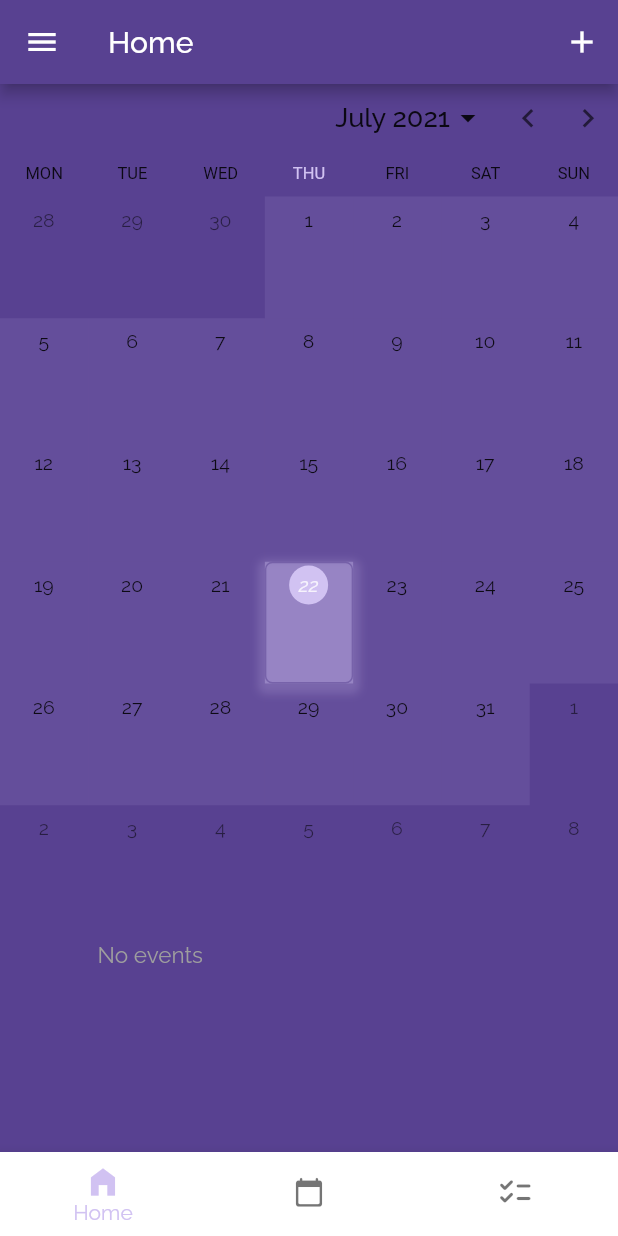
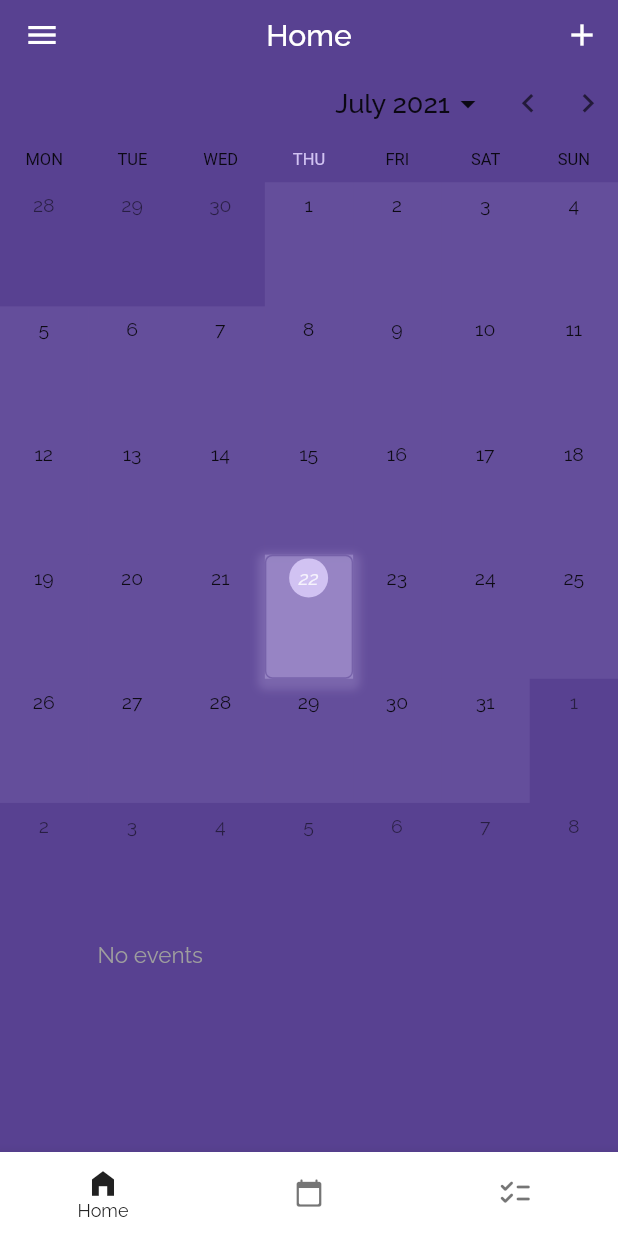
Before and after one commit to KaveenE/Orbital-SimplyMeet, a Flutter app: the TabsAllViews screen opened by its route, on a phone screen of 412 x 824 dp. Run offline on Flutter 3.47's test engine with Material 2 defaults, Android fonts, the phone set to English and light mode, and no system bars; drawn by our look-alikes of syncfusion_flutter_calendar; our stand-ins replace awesome_dialog, cloud_firestore, firebase_auth, firebase_core, flutter_colorpicker, flutter_form_builder and 7 more; missing offline and left inert: navigation_history_observer; accounts and stored records are empty; project files that could hold a hidden picture were left out.

Commit message:
Slight changes to bottomNavigationBar

```diff
--- a/simply_meet/lib/core/ui/views/add_tasks_view.dart
+++ b/simply_meet/lib/core/ui/views/add_tasks_view.dart
@@ -43,7 +43,7 @@ class _AddTaskViewState extends State<AddTaskView> {
                     GestureDetector(
                       onTap: () => Navigator.pop(context),
                       child: Icon(
-                        Icons.arrow_back_rounded,
+                        Icons.arrow_back_ios_new_rounded,
                         size: 30,
                         color: Colors.white,
                       ),
--- a/simply_meet/lib/core/ui/views/tabs_all_views.dart
+++ b/simply_meet/lib/core/ui/views/tabs_all_views.dart
@@ -55,11 +55,15 @@ class TabsAllViews extends StatelessWidget {
                 drawer: DrawerView(),
                 body: viewMappings[currIdx][TabsAllViewModel.widget],
                 bottomNavigationBar: BottomNavigationBar(
+                  iconSize: 22,
+                  selectedLabelStyle: TextStyle(fontSize: 12),
                   currentIndex: currIdx,
                   onTap: tabsAllViewModel.setIndex,
                   backgroundColor: themeProvider.themeType.backgroundColor,
                   showUnselectedLabels: false,
-                  selectedItemColor: theme(ctx).accentColor,
+                  selectedItemColor: Colors.grey.shade900,
+                  // selectedIconTheme:
+                  //     IconThemeData(color: theme(ctx).accentColor),
                   //unselectedItemColor: Colors.white,
                   items: viewMappings
                       .map(
--- a/simply_meet/lib/core/view_models/tabs_all_viewmodel.dart
+++ b/simply_meet/lib/core/view_models/tabs_all_viewmodel.dart
@@ -27,6 +27,9 @@ class TabsAllViewModel extends ChangeNotifier {
         appBar: AppBar(
           title: Text("Home"),
           actions: _appBarActionsForEvents,
+          elevation: 0,
+          centerTitle: true,
+          toolbarHeight: 46.5,
         ),
         widget: HomeView(),
         icon: Icon(Icons.home_filled),
@@ -36,11 +39,14 @@ class TabsAllViewModel extends ChangeNotifier {
         appBar: AppBar(
           title: Text("Timeline"),
           actions: _appBarActionsForEvents,
+          elevation: 0,
+          centerTitle: true,
+          toolbarHeight: 46.5,
         ),
         widget: TimelineView(),
         icon: Icon(
           Icons.calendar_today_rounded,
-          size: 21,
+          size: 20,
         ),
         label: "Timeline",
       },
@@ -48,11 +54,14 @@ class TabsAllViewModel extends ChangeNotifier {
         appBar: AppBar(
           title: Text("My To-Do List"),
           actions: _appBarActionsForReminders,
+          elevation: 0,
+          centerTitle: true,
+          toolbarHeight: 46.5,
         ),
         widget: ToDoView(),
         icon: Icon(
           Icons.checklist_rounded,
-          size: 25,
+          size: 24,
         ),
         label: "To-Do"
       }
```
